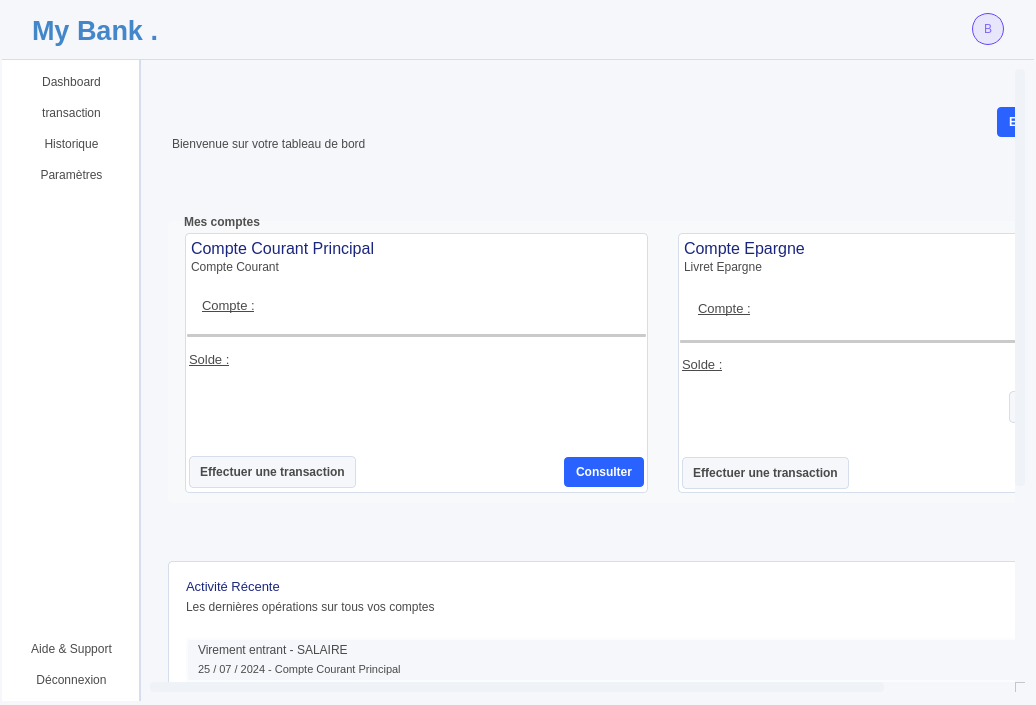
The window that fenetreprincipale.ui (will180901/my_bank) describes before a commit, drawn with Qt 5.
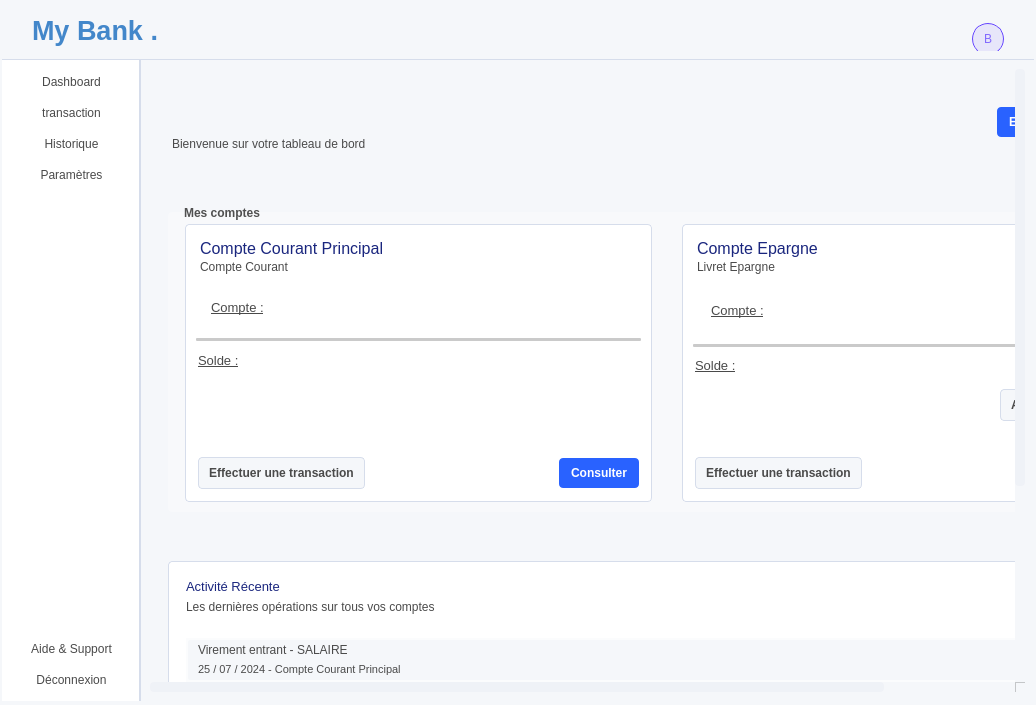
The same window after the commit. Icons and pictures are not drawn.

Commit message: version plus amélioration et stable avec gestion de carte floutées et autres

```diff
--- a/fenetreprincipale.ui
+++ b/fenetreprincipale.ui
@@ -1000,7 +1000,7 @@
               <property name="geometry">
                <rect>
                 <x>-135</x>
-                <y>-140</y>
+                <y>-9</y>
                 <width>1012</width>
                 <height>900</height>
                </rect>
@@ -1230,7 +1230,7 @@
                              <widget class="QWidget" name="carte_courant_principal" native="true">
                               <property name="minimumSize">
                                <size>
-                                <width>400</width>
+                                <width>467</width>
                                 <height>260</height>
                                </size>
                               </property>
@@ -1257,6 +1257,9 @@
                                 <number>2</number>
                                </property>
                                <item>
+                                <widget class="QWidget" name="contenuCarteCourant" native="true">
+                                 <layout class="QVBoxLayout" name="verticalLayout_12">
+                                  <item>
                                 <widget class="QWidget" name="widget_9" native="true">
                                  <property name="minimumSize">
                                   <size>
@@ -1278,7 +1281,7 @@
                                    <number>2</number>
                                   </property>
                                   <item alignment="Qt::AlignmentFlag::AlignLeft">
-                                   <widget class="QWidget" name="widget_8" native="true">
+                                      <widget class="QWidget" name="widget_10" native="true">
                                     <layout class="QVBoxLayout" name="verticalLayout_7">
                                      <property name="spacing">
                                       <number>2</number>
@@ -1318,7 +1321,33 @@
                                     </layout>
                                    </widget>
                                   </item>
-                                  <item alignment="Qt::AlignmentFlag::AlignTop">
+                                     <item alignment="Qt::AlignmentFlag::AlignRight">
+                                      <widget class="QWidget" name="widget_20" native="true">
+                                       <layout class="QHBoxLayout" name="horizontalLayout_14">
+                                        <property name="spacing">
+                                         <number>20</number>
+                                        </property>
+                                        <item>
+                                         <widget class="QToolButton" name="btn_supprimer_compte_courant">
+                                          <property name="cursor">
+                                           <cursorShape>PointingHandCursor</cursorShape>
+                                          </property>
+                                          <property name="text">
+                                           <string/>
+                                          </property>
+                                          <property name="icon">
+                                           <iconset resource="icons.qrc">
+                                            <normaloff>:/icon_rouge/trash-2.svg</normaloff>:/icon_rouge/trash-2.svg</iconset>
+                                          </property>
+                                          <property name="iconSize">
+                                           <size>
+                                            <width>15</width>
+                                            <height>15</height>
+                                           </size>
+                                          </property>
+                                         </widget>
+                                        </item>
+                                        <item>
                                    <widget class="QToolButton" name="masquer_solde_compte_courant_principale">
                                     <property name="cursor">
                                      <cursorShape>PointingHandCursor</cursorShape>
@@ -1341,26 +1370,29 @@
                                  </layout>
                                 </widget>
                                </item>
+                                    </layout>
+                                   </widget>
+                                  </item>
                                <item>
-                                <widget class="QWidget" name="widget_17" native="true">
-                                 <layout class="QHBoxLayout" name="horizontalLayout_10">
-                                  <property name="spacing">
-                                   <number>40</number>
-                                  </property>
-                                  <property name="leftMargin">
-                                   <number>6</number>
-                                  </property>
-                                  <property name="topMargin">
-                                   <number>6</number>
-                                  </property>
-                                  <property name="rightMargin">
-                                   <number>6</number>
-                                  </property>
-                                  <property name="bottomMargin">
-                                   <number>6</number>
-                                  </property>
-                                  <item alignment="Qt::AlignmentFlag::AlignLeft">
                                    <widget class="QWidget" name="widget_38" native="true">
+                                    <layout class="QHBoxLayout" name="horizontalLayout_10">
+                                     <property name="spacing">
+                                      <number>40</number>
+                                     </property>
+                                     <property name="leftMargin">
+                                      <number>6</number>
+                                     </property>
+                                     <property name="topMargin">
+                                      <number>6</number>
+                                     </property>
+                                     <property name="rightMargin">
+                                      <number>6</number>
+                                     </property>
+                                     <property name="bottomMargin">
+                                      <number>6</number>
+                                     </property>
+                                     <item alignment="Qt::AlignmentFlag::AlignLeft">
+                                      <widget class="QWidget" name="widget_40" native="true">
                                     <layout class="QHBoxLayout" name="horizontalLayout_30">
                                      <item>
                                       <widget class="QLabel" name="label_17">
@@ -1408,7 +1440,7 @@
                                  </property>
                                 </widget>
                                </item>
-                               <item alignment="Qt::AlignmentFlag::AlignLeft">
+                                  <item>
                                 <widget class="QWidget" name="widget_21" native="true">
                                  <property name="minimumSize">
                                   <size>
@@ -1452,8 +1484,8 @@
                                  </layout>
                                 </widget>
                                </item>
-                               <item alignment="Qt::AlignmentFlag::AlignVCenter">
-                                <widget class="QWidget" name="widget_10" native="true">
+                                  <item>
+                                   <widget class="QWidget" name="widget_17" native="true">
                                  <property name="minimumSize">
                                   <size>
                                    <width>0</width>
@@ -1624,6 +1656,9 @@
                               </layout>
                              </widget>
                             </item>
+                              </layout>
+                             </widget>
+                            </item>
                             <item>
                              <widget class="QWidget" name="Carte_Livret_A" native="true">
                               <property name="minimumSize">
@@ -1655,6 +1690,9 @@
                                 <number>2</number>
                                </property>
                                <item>
+                                <widget class="QWidget" name="contenuCarteEpargne" native="true">
+                                 <layout class="QVBoxLayout" name="verticalLayout_13">
+                                  <item>
                                 <widget class="QWidget" name="widget_11" native="true">
                                  <property name="minimumSize">
                                   <size>
@@ -1713,7 +1751,33 @@
                                     </layout>
                                    </widget>
                                   </item>
-                                  <item alignment="Qt::AlignmentFlag::AlignTop">
+                                     <item alignment="Qt::AlignmentFlag::AlignRight">
+                                      <widget class="QWidget" name="widget_39" native="true">
+                                       <layout class="QHBoxLayout" name="horizontalLayout_31">
+                                        <property name="spacing">
+                                         <number>20</number>
+                                        </property>
+                                        <item>
+                                         <widget class="QToolButton" name="btn_supprimer_compte_epargne">
+                                          <property name="cursor">
+                                           <cursorShape>PointingHandCursor</cursorShape>
+                                          </property>
+                                          <property name="text">
+                                           <string/>
+                                          </property>
+                                          <property name="icon">
+                                           <iconset resource="icons.qrc">
+                                            <normaloff>:/icon_rouge/trash-2.svg</normaloff>:/icon_rouge/trash-2.svg</iconset>
+                                          </property>
+                                          <property name="iconSize">
+                                           <size>
+                                            <width>15</width>
+                                            <height>15</height>
+                                           </size>
+                                          </property>
+                                         </widget>
+                                        </item>
+                                        <item>
                                    <widget class="QToolButton" name="masquer_solde_compte_epargne">
                                     <property name="cursor">
                                      <cursorShape>PointingHandCursor</cursorShape>
@@ -1736,6 +1800,9 @@
                                  </layout>
                                 </widget>
                                </item>
+                                    </layout>
+                                   </widget>
+                                  </item>
                                <item>
                                 <widget class="QWidget" name="widget_15" native="true">
                                  <layout class="QHBoxLayout" name="horizontalLayout_9">
@@ -1797,7 +1864,7 @@
                                  </property>
                                 </widget>
                                </item>
-                               <item alignment="Qt::AlignmentFlag::AlignLeft">
+                                  <item>
                                 <widget class="QWidget" name="widget_16" native="true">
                                  <property name="minimumSize">
                                   <size>
@@ -2031,6 +2098,9 @@
                       </item>
                      </layout>
                     </widget>
+                      </item>
+                     </layout>
+                    </widget>
                    </widget>
                   </item>
                   <item row="2" column="0">
@@ -3391,15 +3461,15 @@
            <number>0</number>
           </property>
           <property name="topMargin">
-           <number>0</number>
+           <number>10</number>
           </property>
           <property name="rightMargin">
            <number>0</number>
           </property>
           <property name="bottomMargin">
-           <number>0</number>
+           <number>10</number>
           </property>
-          <item alignment="Qt::AlignmentFlag::AlignVCenter">
+          <item alignment="Qt::AlignmentFlag::AlignBottom">
            <widget class="QToolButton" name="btn_notification">
             <property name="cursor">
              <cursorShape>PointingHandCursor</cursorShape>
```
Lines whose indentation alone changed are shown as unchanged. The commit also changes 12 other files.
